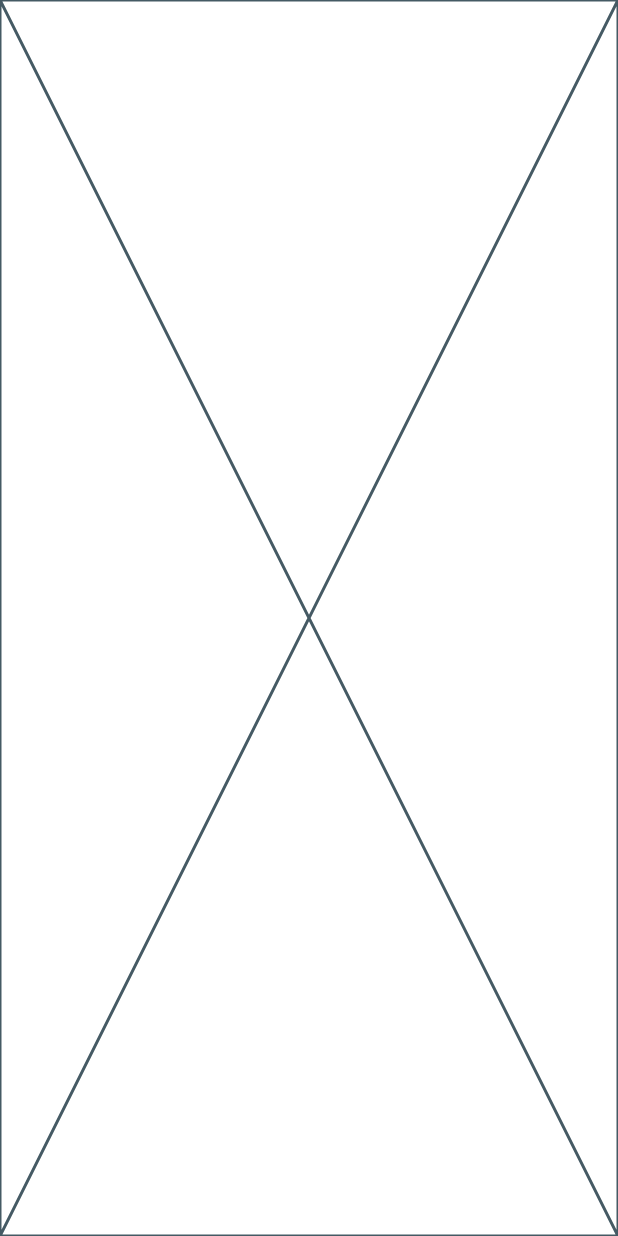
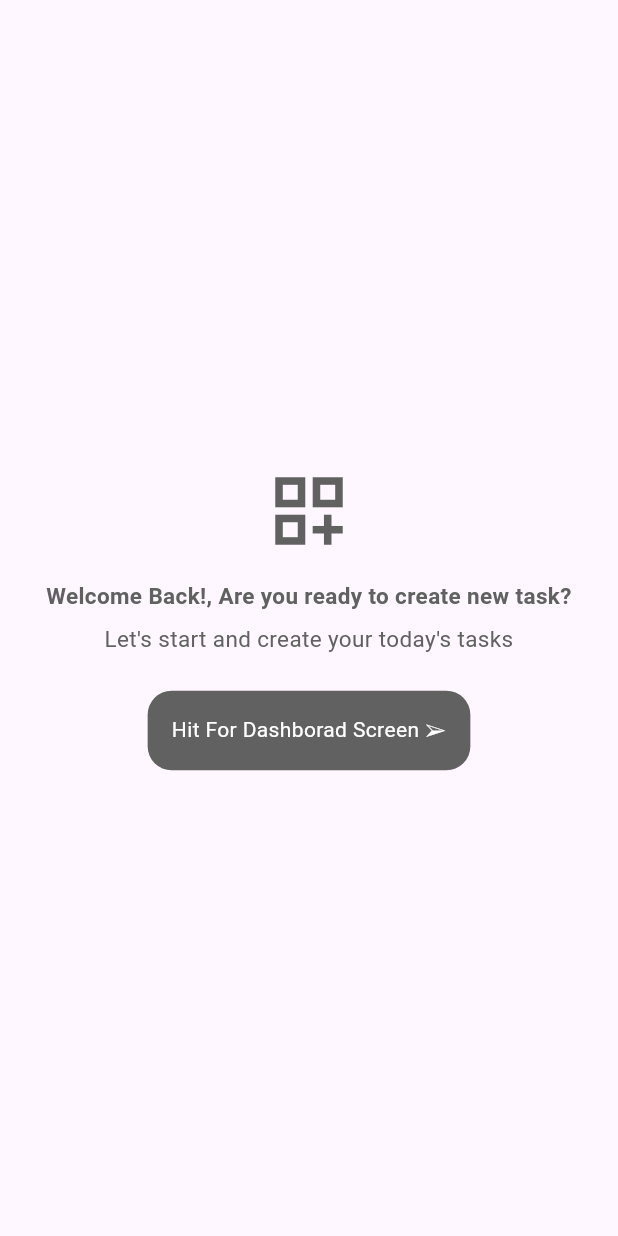
Before and after one commit to mozidan27/NewTracker, a Flutter app: the screen it shows after launch, on a phone screen of 412 x 824 dp. Run offline on Flutter 3.47's test engine with Material 3 defaults, Android fonts, the phone set to English and light mode, and no system bars.

Commit message:
welcome page created

```diff
--- /dev/null
+++ b/lib/dashboard_page.dart
@@ -0,0 +1,10 @@
+import 'package:flutter/material.dart';
+
+class DashboardPage extends StatelessWidget {
+  const DashboardPage({super.key});
+
+  @override
+  Widget build(BuildContext context) {
+    return const Scaffold();
+  }
+}
--- a/lib/main.dart
+++ b/lib/main.dart
@@ -1,4 +1,5 @@
 import 'package:flutter/material.dart';
+import 'package:new_tracker/welcome_page.dart';
 
 void main() {
   runApp(const NewTracker());
@@ -9,6 +10,9 @@ class NewTracker extends StatelessWidget {
 
   @override
   Widget build(BuildContext context) {
-    return const Placeholder();
+    return const MaterialApp(
+      debugShowCheckedModeBanner: false,
+      home: WelcomePage(),
+    );
   }
 }
--- /dev/null
+++ b/lib/welcome_page.dart
@@ -0,0 +1,78 @@
+import 'package:flutter/material.dart';
+import 'package:new_tracker/dashboard_page.dart';
+
+class WelcomePage extends StatelessWidget {
+  const WelcomePage({super.key});
+
+  @override
+  Widget build(BuildContext context) {
+    return Scaffold(
+      body: Center(
+        child: Padding(
+          padding: const EdgeInsets.only(
+            right: 8.0,
+            left: 8,
+          ),
+          child: Column(
+            mainAxisAlignment: MainAxisAlignment.center,
+            children: [
+              // logo
+              Icon(
+                Icons.dashboard_customize_outlined,
+                size: 60,
+                color: Colors.grey[700],
+              ),
+              const SizedBox(
+                height: 16,
+              ),
+              // welcome message
+              Text(
+                "Welcome Back!, Are you ready to create new task?",
+                textAlign: TextAlign.center,
+                style: TextStyle(
+                  fontSize: 15,
+                  fontWeight: FontWeight.w600,
+                  color: Colors.grey[700],
+                ),
+              ),
+              const SizedBox(
+                height: 8,
+              ),
+              Text(
+                "Let's start and create your today's tasks",
+                textAlign: TextAlign.center,
+                style: TextStyle(
+                  fontSize: 15,
+                  color: Colors.grey[700],
+                ),
+              ),
+              const SizedBox(
+                height: 24,
+              ),
+              //button to navigate to dashboard
+              GestureDetector(
+                onTap: () {
+                  Navigator.of(context).push(MaterialPageRoute(
+                    builder: (context) {
+                      return const DashboardPage();
+                    },
+                  ));
+                },
+                child: Container(
+                  padding: const EdgeInsets.all(16),
+                  decoration: BoxDecoration(
+                      color: Colors.grey[700],
+                      borderRadius: BorderRadius.circular(16)),
+                  child: const Text(
+                    "Hit For Dashborad Screen ➢",
+                    style: TextStyle(color: Colors.white),
+                  ),
+                ),
+              )
+            ],
+          ),
+        ),
+      ),
+    );
+  }
+}
```
